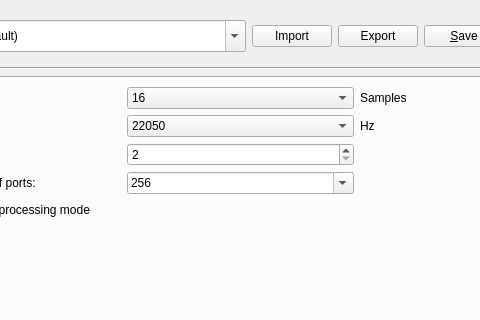
Above: jackcontrol/jackpresetswidget.ui from 6676401088/jackcontrol before the change; both pictures show x 129 to 609 and y 0 to 320 of the 739 by 623 pixel window. Below: the same form after it.
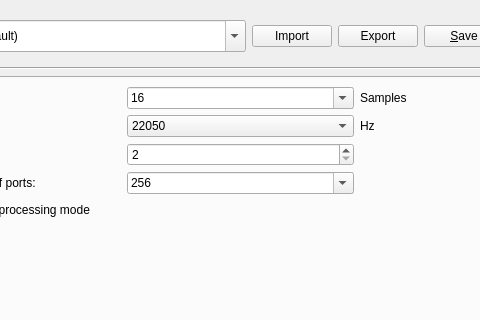
That is the form after the change. The open tabs and pages were chosen to show the change. Icons and pictures are not drawn. Custom widgets are drawn as their Qt base class.

The edit to the form file:
```diff
--- a/jackcontrol/jackpresetswidget.ui
+++ b/jackcontrol/jackpresetswidget.ui
@@ -574,7 +574,10 @@
             <string>Frames per period between process() calls</string>
            </property>
            <property name="editable">
-            <bool>false</bool>
+            <bool>true</bool>
+           </property>
+           <property name="frame">
+            <bool>true</bool>
            </property>
            <item>
             <property name="text">
```
Left out of the diff: 252 changed lines with no effect on the pictures.
